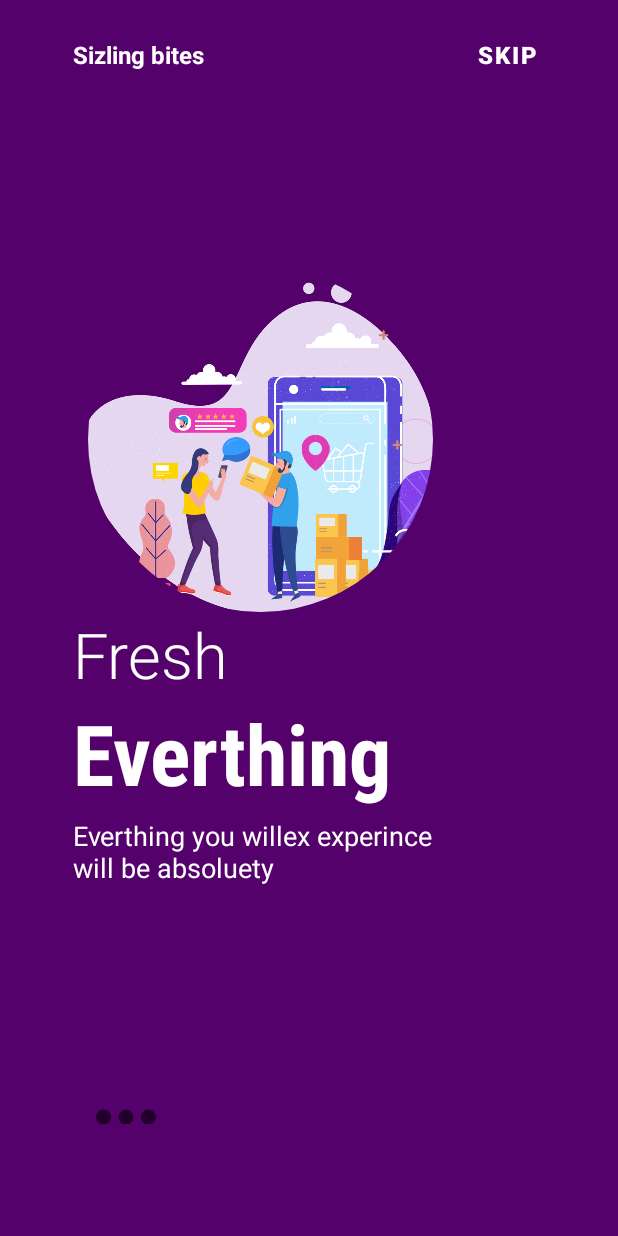
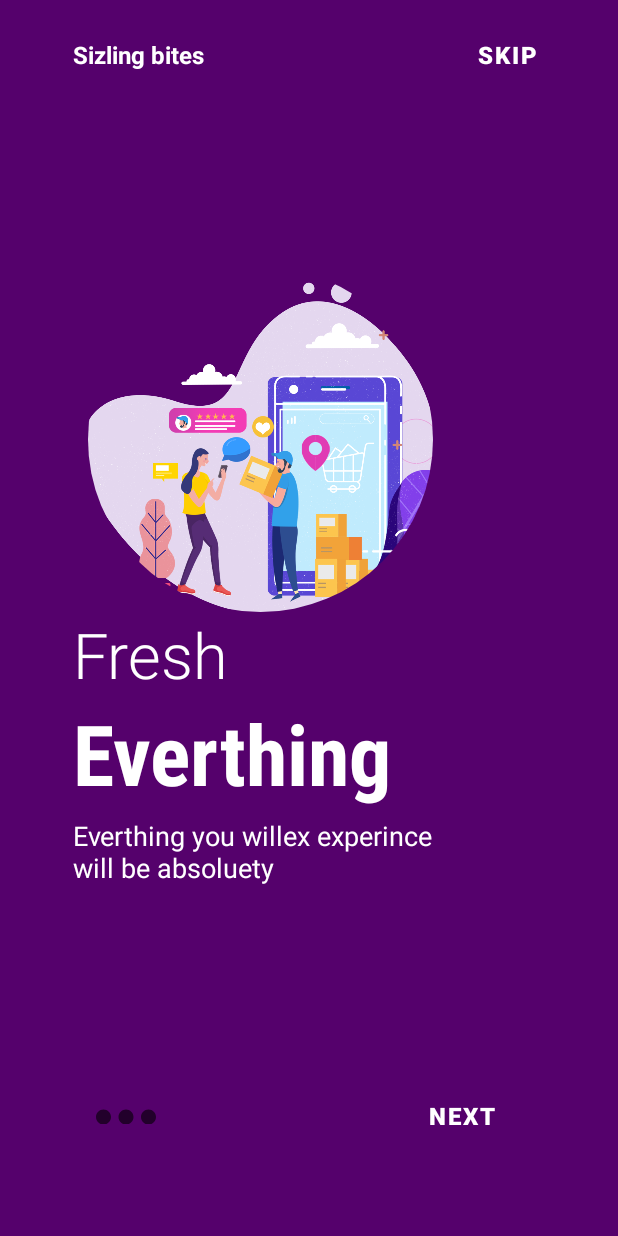
Before and after one commit to AbdurashidovShahzod/Becasel, an Android app: the fragment Fragment3 placed in its activity, on a phone screen of 412 x 824 dp. Run offline under Robolectric (Android 15) with nearby library versions, the light colour scheme and no system bars; plain views replace LiquidPager, RoundedImageView; 2 statements that could not run were skipped.

Commit message:
Fragment edit skip

```diff
--- a/app/src/main/java/uz/unzosoft/fastfoodbecasel/ui/onboarding/Fragment3.kt
+++ b/app/src/main/java/uz/unzosoft/fastfoodbecasel/ui/onboarding/Fragment3.kt
@@ -20,7 +20,9 @@ class Fragment3 : Fragment(R.layout.fragment_on_boarding3) {
         super.onViewCreated(view, savedInstanceState)
         skip.setOnClickListener {
             startActivity(Intent(this.context, MainActivity::class.java))
-            Toast.makeText(this.context, "Create", Toast.LENGTH_SHORT).show()
+        }
+        nextBtn.setOnClickListener {
+            startActivity(Intent(this.context, MainActivity::class.java))
         }
     }
 
--- a/app/src/main/res/layout/fragment_on_boarding1.xml
+++ b/app/src/main/res/layout/fragment_on_boarding1.xml
@@ -45,6 +45,7 @@
         android:textColor="@color/white"
         android:textSize="16sp"
         android:textStyle="bold"
+        android:visibility="invisible"
         app:layout_constraintBottom_toBottomOf="@id/textView1"
         app:layout_constraintEnd_toEndOf="parent"
         app:layout_constraintHorizontal_bias="1"
--- a/app/src/main/res/layout/fragment_on_boarding2.xml
+++ b/app/src/main/res/layout/fragment_on_boarding2.xml
@@ -42,6 +42,7 @@
         android:text="Skip"
         android:textColor="@color/black"
         android:textSize="16sp"
+        android:visibility="invisible"
         android:textStyle="bold"
         app:layout_constraintBottom_toBottomOf="@id/textView1"
         app:layout_constraintEnd_toEndOf="parent"
--- a/app/src/main/res/layout/fragment_on_boarding3.xml
+++ b/app/src/main/res/layout/fragment_on_boarding3.xml
@@ -41,12 +41,12 @@
         android:layout_width="wrap_content"
         android:layout_height="wrap_content"
         android:layout_marginRight="30dp"
+        android:background="#00000000"
+        android:clickable="true"
         android:text="Skip"
-        android:background="#00000000"
         android:textColor="@color/white"
         android:textSize="16sp"
         android:textStyle="bold"
-        android:clickable="true"
         app:layout_constraintBottom_toBottomOf="@id/textView1"
         app:layout_constraintEnd_toEndOf="parent"
         app:layout_constraintHorizontal_bias="1"
@@ -59,8 +59,8 @@
         android:layout_height="wrap_content"
         android:fontFamily="sans-serif-light"
         android:text="Fresh"
+        android:textColor="@color/white"
         android:textSize="42sp"
-        android:textColor="@color/white"
         app:layout_constraintBottom_toBottomOf="parent"
         app:layout_constraintEnd_toEndOf="parent"
         app:layout_constraintHorizontal_bias="0"
@@ -88,9 +88,9 @@
         android:id="@+id/textView4"
         android:layout_width="0dp"
         android:layout_height="0dp"
-        android:textColor="@color/white"
         android:layout_marginTop="5dp"
         android:text="Everthing you willex experince will be absoluety"
+        android:textColor="@color/white"
         android:textSize="18sp"
         app:layout_constraintBottom_toBottomOf="parent"
         app:layout_constraintEnd_toEndOf="parent"
@@ -102,6 +102,7 @@
         app:layout_constraintWidth_percent=".6" />
 
     <ImageView
+        android:id="@+id/tab"
         android:layout_width="60dp"
         android:layout_height="10dp"
         android:layout_marginLeft="5dp"
@@ -114,5 +115,22 @@
         app:layout_constraintTop_toBottomOf="@id/textView4"
         app:layout_constraintVertical_bias=".6" />
 
+    <Button
+        android:id="@+id/nextBtn"
+        android:layout_width="wrap_content"
+        android:layout_height="wrap_content"
+        android:layout_marginRight="30dp"
+        android:background="#00000000"
+        android:clickable="true"
+        android:text="Next"
+        android:textColor="@color/white"
+        android:gravity="center"
+        android:textSize="16sp"
+        android:textStyle="bold"
+        app:layout_constraintTop_toTopOf="@id/tab"
+        app:layout_constraintRight_toRightOf="@id/skip"
+        app:layout_constraintBottom_toBottomOf="@id/tab"
+        />
+
 
 </androidx.constraintlayout.widget.ConstraintLayout>
```
